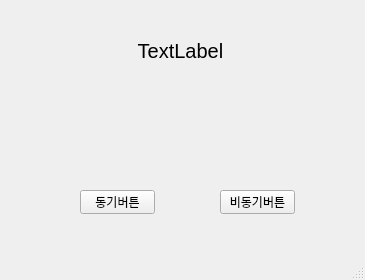
The window that toolkit/1_button/ui/untitled.ui (newrandom/pyside_toolkit) describes before a commit, drawn with Qt 5.
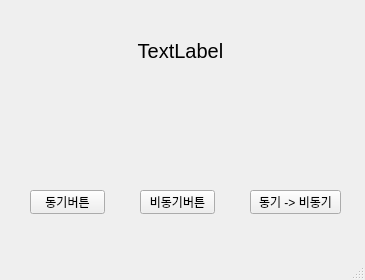
The same window after the commit.

The edit to the form file:
```diff
--- a/toolkit/1_button/ui/untitled.ui
+++ b/toolkit/1_button/ui/untitled.ui
@@ -17,7 +17,7 @@
    <widget class="QPushButton" name="btnSync">
     <property name="geometry">
      <rect>
-      <x>80</x>
+      <x>30</x>
       <y>190</y>
       <width>75</width>
       <height>24</height>
@@ -30,7 +30,7 @@
    <widget class="QPushButton" name="btnAsync">
     <property name="geometry">
      <rect>
-      <x>220</x>
+      <x>140</x>
       <y>190</y>
       <width>75</width>
       <height>24</height>
@@ -61,6 +61,19 @@
      <set>Qt::AlignmentFlag::AlignCenter</set>
     </property>
    </widget>
+   <widget class="QPushButton" name="btnSync2Async">
+    <property name="geometry">
+     <rect>
+      <x>250</x>
+      <y>190</y>
+      <width>91</width>
+      <height>24</height>
+     </rect>
+    </property>
+    <property name="text">
+     <string>동기 -&gt; 비동기</string>
+    </property>
+   </widget>
   </widget>
   <widget class="QMenuBar" name="menubar">
    <property name="geometry">
```
Left out of the diff: 2 changed lines with no effect on the pictures.
